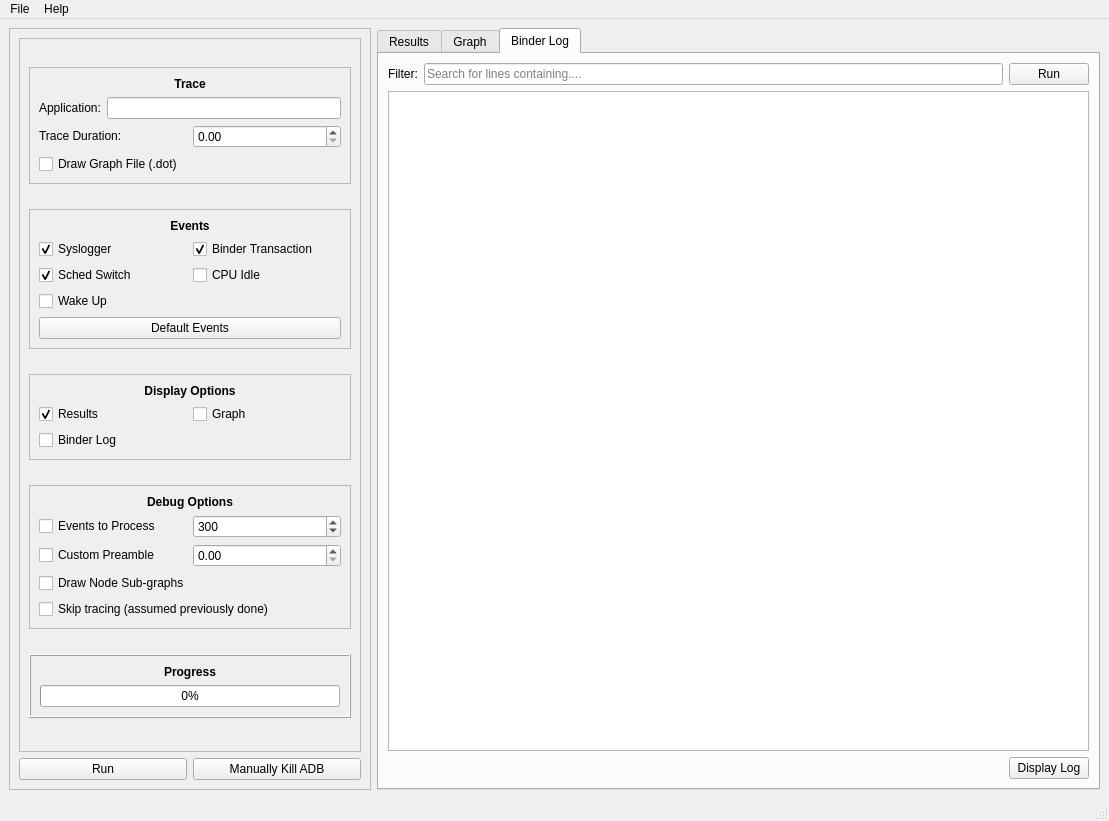
Qt form UI/MainInterface.ui (alxhoff/BrezeFlow) before a commit.
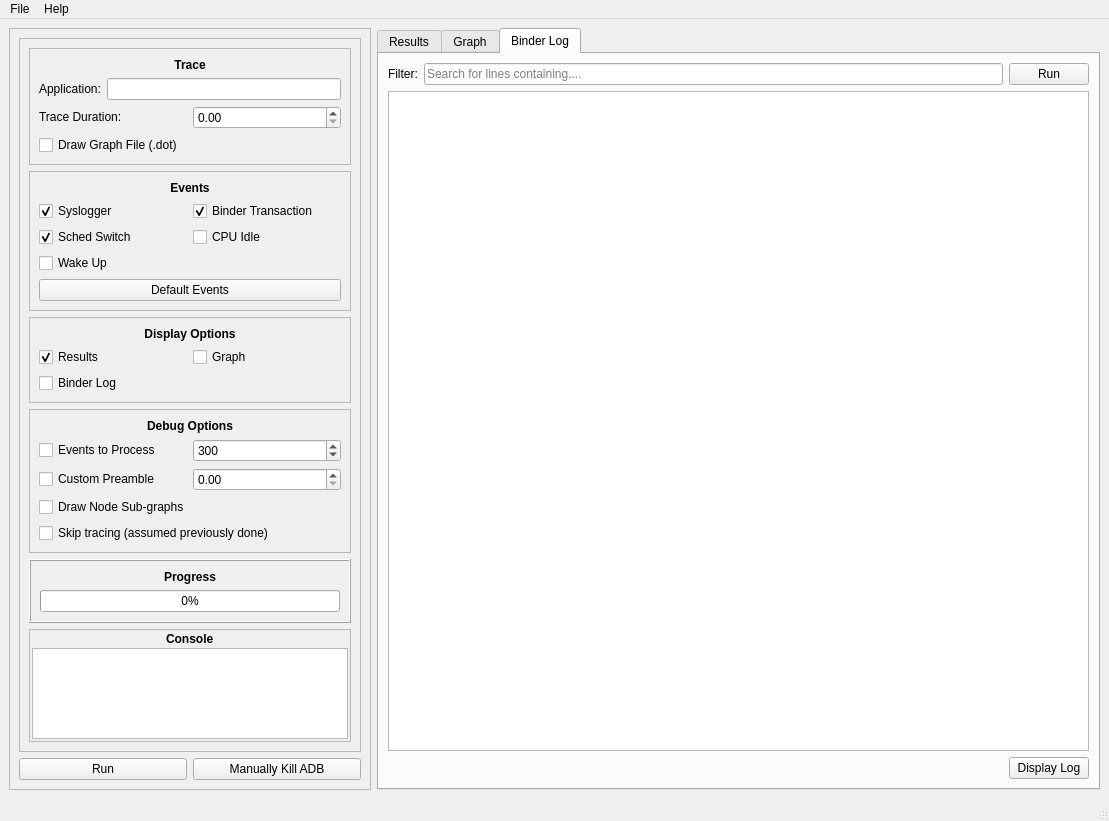
The same form after that commit. Icons and pictures are not drawn.

Patch:
```diff
--- a/UI/MainInterface.ui
+++ b/UI/MainInterface.ui
@@ -426,6 +426,55 @@
              </layout>
             </widget>
            </item>
+           <item>
+            <widget class="QFrame" name="frameConsole">
+             <property name="frameShape">
+              <enum>QFrame::StyledPanel</enum>
+             </property>
+             <property name="frameShadow">
+              <enum>QFrame::Raised</enum>
+             </property>
+             <layout class="QVBoxLayout" name="verticalLayout_10">
+              <property name="spacing">
+               <number>2</number>
+              </property>
+              <property name="leftMargin">
+               <number>2</number>
+              </property>
+              <property name="topMargin">
+               <number>2</number>
+              </property>
+              <property name="rightMargin">
+               <number>2</number>
+              </property>
+              <property name="bottomMargin">
+               <number>2</number>
+              </property>
+              <item alignment="Qt::AlignHCenter">
+               <widget class="QLabel" name="label_7">
+                <property name="sizePolicy">
+                 <sizepolicy hsizetype="Minimum" vsizetype="Preferred">
+                  <horstretch>0</horstretch>
+                  <verstretch>0</verstretch>
+                 </sizepolicy>
+                </property>
+                <property name="font">
+                 <font>
+                  <weight>75</weight>
+                  <bold>true</bold>
+                 </font>
+                </property>
+                <property name="text">
+                 <string>Console</string>
+                </property>
+               </widget>
+              </item>
+              <item>
+               <widget class="QTextEdit" name="textEditConsole"/>
+              </item>
+             </layout>
+            </widget>
+           </item>
           </layout>
          </widget>
         </widget>
```
Left out of the diff: 8 changed lines with no effect on the pictures.
